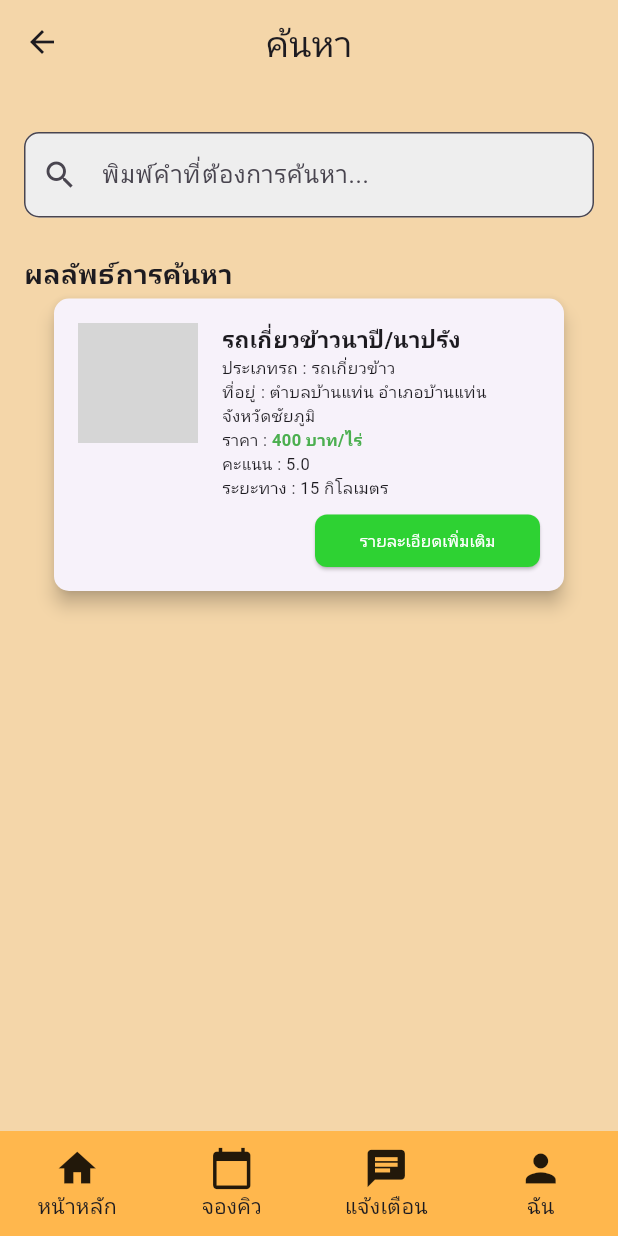
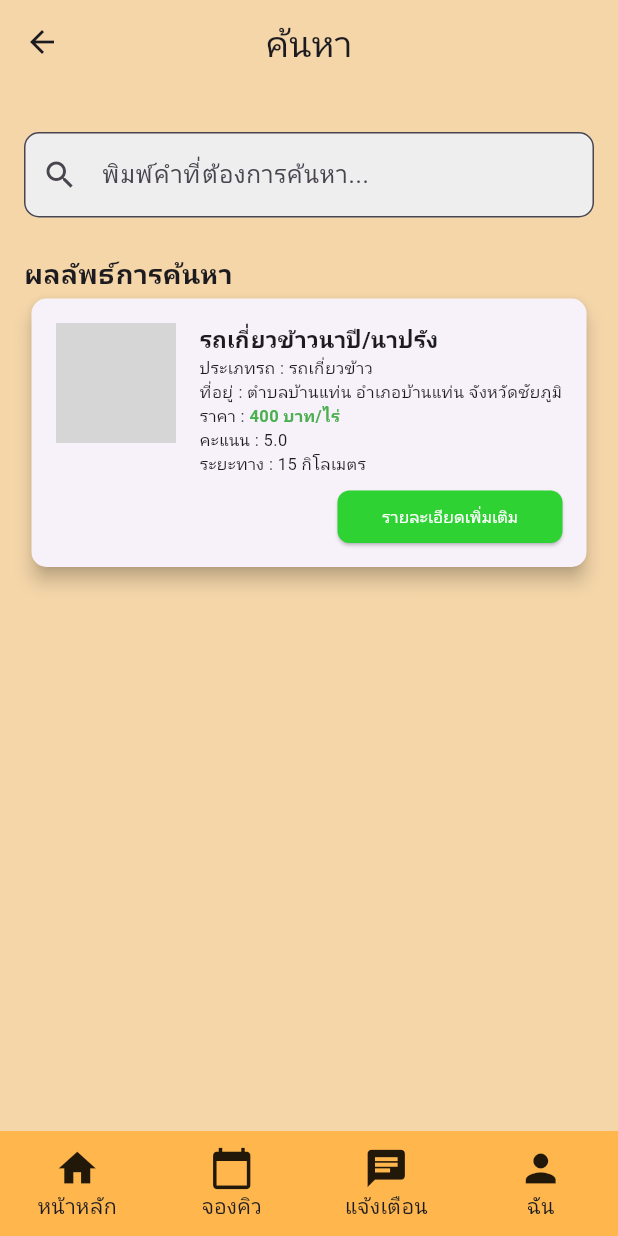
Before and after one commit to Jarinya008/Agri_Booking, a Flutter app: the screen it shows after launch, after a tap on "จองคิว", on a phone screen of 412 x 824 dp. Run offline on Flutter 3.47's test engine with Material 3 defaults, Android fonts, the phone set to English and light mode, and no system bars; our stand-ins replace carousel_slider, google_maps_flutter; network calls fail; grey boxes are pictures that could not be loaded.

Commit message:
แก้ระยะห่าง

```diff
--- a/lib/pages/Client/Home.dart
+++ b/lib/pages/Client/Home.dart
@@ -124,7 +124,7 @@ class HomeClientPage extends StatelessWidget {
 
             // Card
             Padding(
-              padding: const EdgeInsets.symmetric(horizontal: 16.0),
+              padding: const EdgeInsets.symmetric(horizontal: 15.0),
               child: Card(
                 shape: RoundedRectangleBorder(
                   borderRadius: BorderRadius.circular(10.0),
--- a/lib/pages/Client/Search.dart
+++ b/lib/pages/Client/Search.dart
@@ -84,7 +84,7 @@ class _SearchPageState extends State<SearchPage> {
                       itemBuilder: (context, index) {
                         final result = filteredResults[index];
                         return Padding(
-                          padding: const EdgeInsets.symmetric(horizontal: 16.0),
+                          padding: const EdgeInsets.symmetric(horizontal: 1.0),
                           child: Card(
                             shape: RoundedRectangleBorder(
                               borderRadius: BorderRadius.circular(10.0),
```
